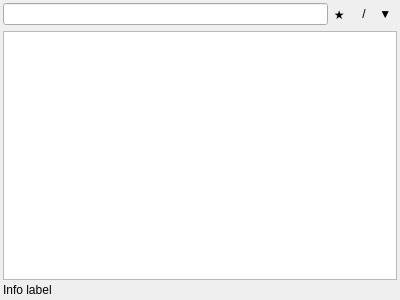
Before: the Qt Designer form qt-app/src/panel/cpanelwidget.ui in VioletGiraffe/file-commander, drawn with Qt 5.
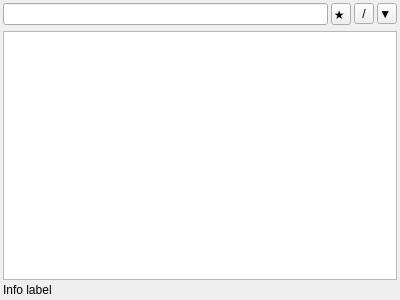
After: the same form once the commit is applied. Custom widgets are drawn as their Qt base class.

Commit message: Attempt to fix CHistoryComboBox on Windows

```diff
--- a/qt-app/src/panel/cpanelwidget.ui
+++ b/qt-app/src/panel/cpanelwidget.ui
@@ -63,9 +63,6 @@
        <property name="text">
         <string>★ </string>
        </property>
-       <property name="autoRaise">
-        <bool>true</bool>
-       </property>
       </widget>
      </item>
      <item>
@@ -94,9 +91,6 @@
        <property name="text">
         <string>/</string>
        </property>
-       <property name="autoRaise">
-        <bool>true</bool>
-       </property>
       </widget>
      </item>
      <item>
@@ -125,9 +119,6 @@
        <property name="text">
         <string>▼ </string>
        </property>
-       <property name="autoRaise">
-        <bool>true</bool>
-       </property>
       </widget>
      </item>
     </layout>
```
The commit also changes 2 other files.
